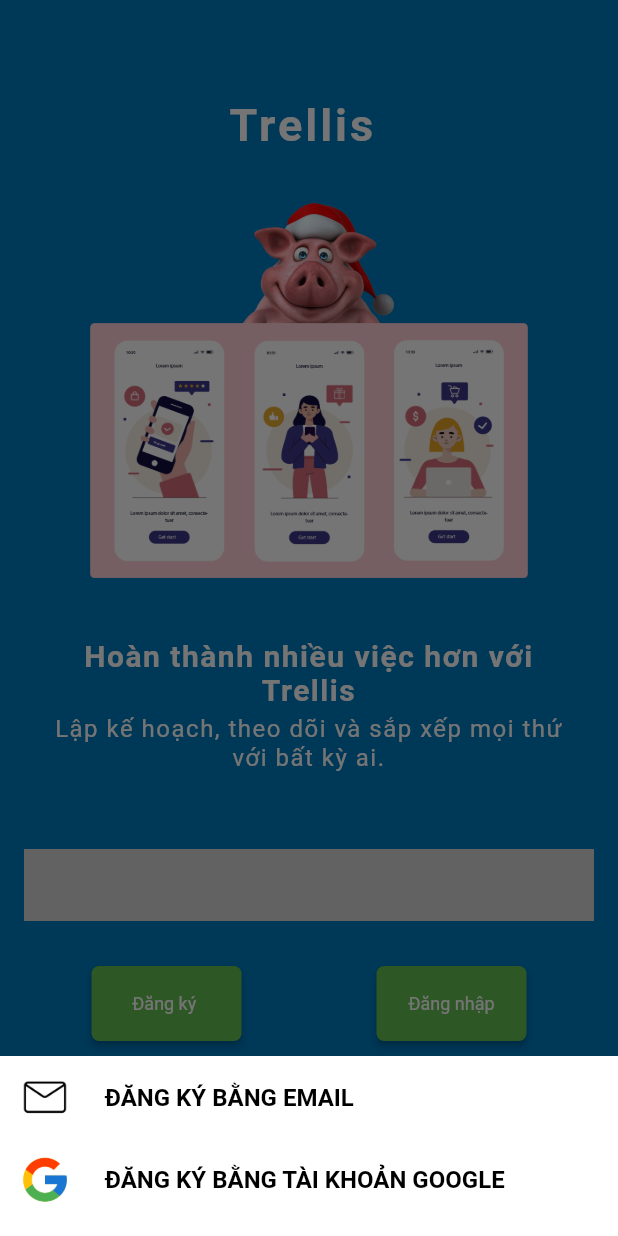
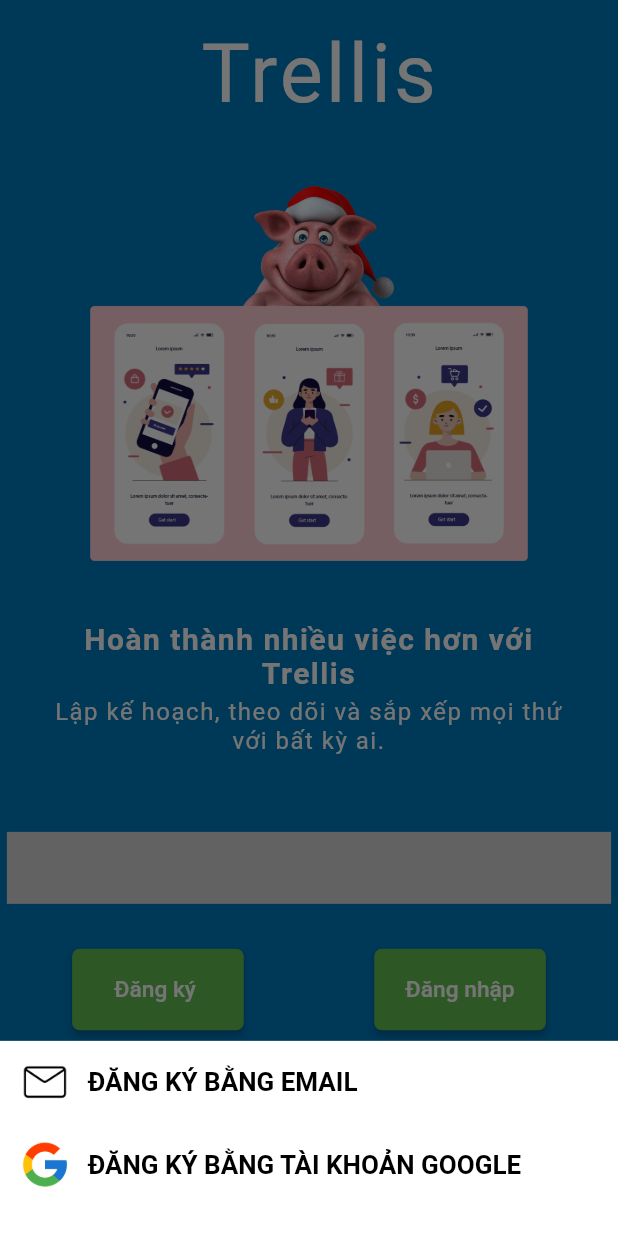
Before and after one commit to rkhang7/trellis_mobile_app, a Flutter app: the screen it shows after launch, after a tap on "Đăng ký", on a phone screen of 412 x 824 dp. Run offline on Flutter 3.47's test engine with Material 2 defaults, Android fonts, the phone set to English and light mode, and no system bars; our stand-ins replace email_validator, firebase_auth, firebase_core, flutter_easyloading, flutter_screenutil, flutter_secure_storage and 8 more; accounts and stored records are empty.

Commit message:
update: responsive

```diff
--- a/lib/main.dart
+++ b/lib/main.dart
@@ -2,6 +2,7 @@ import 'package:firebase_core/firebase_core.dart';
 import 'package:flutter/material.dart';
 import 'package:flutter_easyloading/flutter_easyloading.dart';
 import 'package:flutter_localizations/flutter_localizations.dart';
+import 'package:flutter_screenutil/flutter_screenutil.dart';
 import 'package:get/get.dart';
 import 'package:get/get_navigation/get_navigation.dart';
 import 'package:google_fonts/google_fonts.dart';
@@ -39,7 +40,11 @@ class MyApp extends StatelessWidget {
 
   @override
   Widget build(BuildContext context) {
-    return GetMaterialApp(
+    return ScreenUtilInit(
+      designSize: const Size(1440, 3040),
+      minTextAdapt: true,
+      splitScreenMode: true,
+      builder: () => GetMaterialApp(
         debugShowCheckedModeBanner: false,
         getPages: AppPages.getPages,
 
@@ -55,6 +60,7 @@ class MyApp extends StatelessWidget {
         supportedLocales: const [
           Locale('vi', "VN"),
         ],
+      ),
     );
   }
 }
--- a/lib/modules/create_card/view/create_card_page.dart
+++ b/lib/modules/create_card/view/create_card_page.dart
@@ -5,7 +5,7 @@ import 'package:nb_utils/nb_utils.dart';
 import 'package:trellis_mobile_app/modules/create_card/controller/create_card_controller.dart';
 import 'package:trellis_mobile_app/utils/colors.dart';
 import 'package:trellis_mobile_app/utils/widget/input_field_create.dart';
-import 'package:trellis_mobile_app/utils/extention.dart';
+import 'package:flutter_screenutil/flutter_screenutil.dart';
 
 class CreateCardPage extends StatelessWidget {
   CreateCardPage({Key? key}) : super(key: key);
@@ -368,7 +368,7 @@ class CreateCardPage extends StatelessWidget {
   _buildDropdownDateStartDate() {
     var now = DateTime.now().add(const Duration(days: 1));
     return SizedBox(
-      width: 40.0.wp,
+      width: 540.w,
       child: DropdownButton(
         underline: Container(
           height: 1,
@@ -421,7 +421,7 @@ class CreateCardPage extends StatelessWidget {
 
   _buildDropdownTimeStartDate() {
     return SizedBox(
-      width: 30.0.wp,
+      width: 400.w,
       child: DropdownButton(
         underline: Container(
           height: 1,
@@ -497,7 +497,7 @@ class CreateCardPage extends StatelessWidget {
   _buildDropdownDateEndDate() {
     var now = DateTime.now().add(const Duration(days: 2));
     return SizedBox(
-      width: 40.0.wp,
+      width: 540.w,
       child: DropdownButton(
         underline: Container(
           height: 1,
@@ -550,7 +550,7 @@ class CreateCardPage extends StatelessWidget {
 
   _buildDropdownTimeEndDate() {
     return SizedBox(
-      width: 30.0.wp,
+      width: 400.w,
       child: DropdownButton(
         underline: Container(
           height: 1,
--- a/lib/modules/walk_through/view/walk_through_page.dart
+++ b/lib/modules/walk_through/view/walk_through_page.dart
@@ -7,6 +7,7 @@ import 'package:trellis_mobile_app/modules/walk_through/view/widget.dart';
 import 'package:trellis_mobile_app/routes/app_routes.dart';
 import 'package:trellis_mobile_app/utils/colors.dart';
 import 'package:trellis_mobile_app/utils/constants.dart';
+import 'package:flutter_screenutil/flutter_screenutil.dart';
 
 class WalkThroughPage extends StatelessWidget {
   WalkThroughPage({Key? key}) : super(key: key);
@@ -17,19 +18,21 @@ class WalkThroughPage extends StatelessWidget {
         child: Scaffold(
       backgroundColor: backgroundColor,
       body: SingleChildScrollView(
-        padding: const EdgeInsets.all(16),
+        padding: EdgeInsets.all(16.w),
         child: Column(
           children: [
             Stack(
               children: [
                 Positioned(
-                  left: Get.width / 2 - 70,
+                  left: Get.width / 2 - 270.w,
                   child: Text(
                     TCAppName,
-                    style: boldTextStyle(
-                        color: Colors.white, size: 30, letterSpacing: 2),
+                    style: TextStyle(
+                        color: Colors.white,
+                        fontSize: 200.sp,
+                        letterSpacing: 2),
                   ),
-                  top: 50,
+                  top: 50.h,
                 ),
                 Column(
                   crossAxisAlignment: CrossAxisAlignment.center,
@@ -70,8 +73,8 @@ class WalkThroughPage extends StatelessWidget {
                     mainAxisAlignment: MainAxisAlignment.spaceAround,
                     children: [
                       SizedBox(
-                        width: 100,
-                        height: 50,
+                        width: 400.w,
+                        height: 200.h,
                         child: ElevatedButton(
                           onPressed: () async {
                             await openBottomSheetSignUp();
@@ -84,13 +87,13 @@ class WalkThroughPage extends StatelessWidget {
                                   vertical: 16, horizontal: 20),
                               primary: buttonColor),
                           child: Text(signUp,
-                              style: primaryTextStyle(
-                                  color: textColorPrimary, size: 12)),
+                              style: TextStyle(
+                                  color: textColorPrimary, fontSize: 56.sp)),
                         ),
                       ),
                       SizedBox(
-                        width: 100,
-                        height: 50,
+                        width: 400.w,
+                        height: 200.h,
                         child: ElevatedButton(
                           onPressed: () async {
                             await openBottomSheetSignIn();
@@ -103,8 +106,8 @@ class WalkThroughPage extends StatelessWidget {
                                   vertical: 16, horizontal: 20),
                               primary: buttonColor),
                           child: Text(logIn,
-                              style: primaryTextStyle(
-                                  color: textColorPrimary, size: 12)),
+                              style: TextStyle(
+                                  color: textColorPrimary, fontSize: 56.sp)),
                         ),
                       ),
                     ],
@@ -148,7 +151,7 @@ class WalkThroughPage extends StatelessWidget {
 
   Future<dynamic> openBottomSheetSignUp() {
     return Get.bottomSheet(Container(
-      height: 120,
+      height: 480.h,
       width: Get.width,
       color: Colors.white,
       child: Column(
@@ -158,11 +161,13 @@ class WalkThroughPage extends StatelessWidget {
             iconPath: "assets/icons/email.png",
             onClick: () {
               Get.toNamed(AppRoutes.SIGN_UP);
-              }),
+            },
+          ),
           buildItemAuth(
             label: signUpGoogleLabel,
             iconPath: "assets/icons/google.png",
-              onClick: () {}),
+            onClick: () {},
+          ),
         ],
       ),
     ));
@@ -170,7 +175,7 @@ class WalkThroughPage extends StatelessWidget {
 
   Future<dynamic> openBottomSheetSignIn() {
     return Get.bottomSheet(Container(
-      height: 120,
+      height: 480.h,
       width: Get.width,
       color: Colors.white,
       child: Column(
--- a/lib/modules/walk_through/view/widget.dart
+++ b/lib/modules/walk_through/view/widget.dart
@@ -1,5 +1,6 @@
 import 'package:flutter/material.dart';
 import 'package:nb_utils/nb_utils.dart';
+import 'package:flutter_screenutil/flutter_screenutil.dart';
 
 Widget buildItemAuth(
     {required String label,
@@ -13,13 +14,15 @@ Widget buildItemAuth(
         mainAxisAlignment: MainAxisAlignment.start,
         children: [
           Image.asset(iconPath, height: 35, width: 40),
-          const SizedBox(
-            width: 20,
+          SizedBox(
+            width: 30.w,
           ),
           Text(
             label.toUpperCase(),
-            style: const TextStyle(
-                fontSize: 16, color: Colors.black, fontWeight: FontWeight.w600),
+            style: TextStyle(
+                fontSize: 64.sp,
+                color: Colors.black,
+                fontWeight: FontWeight.w600),
           ),
         ],
       ),
--- a/lib/utils/extention.dart
+++ /dev/null
@@ -1,10 +0,0 @@
-import 'package:get/get.dart';
-
-extension PercentSize on double {
-  double get hp => (Get.height * (this / 100));
-  double get wp => (Get.width * (this / 100));
-}
-
-extension ResponsiveText on double {
-  double get sp => Get.width / 100 * (this / 3);
-}
--- a/pubspec.yaml
+++ b/pubspec.yaml
@@ -49,6 +49,7 @@ dependencies:
   email_validator: ^2.0.1
   lottie: ^1.2.2
   intl: ^0.17.0
+  flutter_screenutil: ^5.3.1
   flutter_localizations:
     sdk: flutter
 
```
Also changed, not shown: pubspec.lock. Lines whose indentation alone changed are shown as unchanged.
